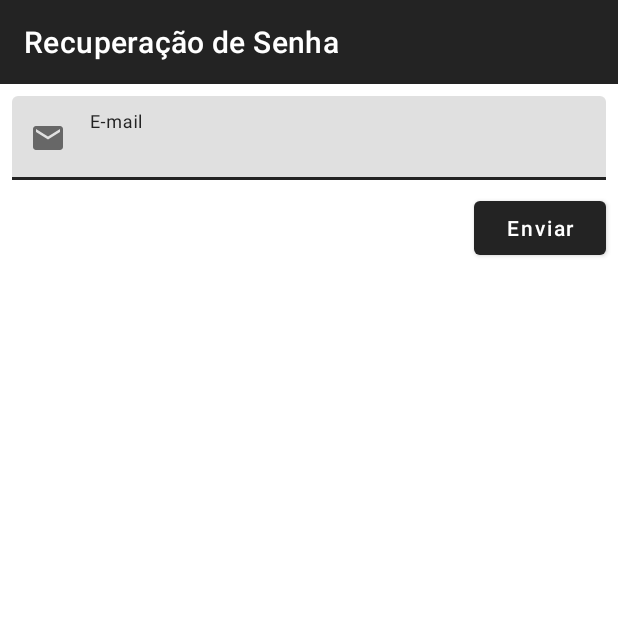
After one commit to nikolasluiz123/GuildsAdministratorRepository, an Android app: the ForgotPasswordActivity screen opened directly, with no data from a screen before it, on a phone screen of 412 x 824 dp, the top half of it. The commit adds this screen. Run offline under Robolectric (Android 15) with nearby library versions, the phone set to English and light mode, and no system bars.

Commit message:
feat: layout recuperar senha
Layout de recuperação de senha foi concluido

```diff
--- a/GuildAdministrator/app/src/main/AndroidManifest.xml
+++ b/GuildAdministrator/app/src/main/AndroidManifest.xml
@@ -9,7 +9,8 @@
         android:roundIcon="@mipmap/ic_launcher_round"
         android:supportsRtl="true"
         android:theme="@style/AppTheme">
-        <activity android:name=".TransporteFragment"></activity>
+        <activity android:name=".ForgotPasswordActivity"></activity>
+        <activity android:name=".TransporteFragment" />
         <activity android:name=".HomeActivity" />
         <activity android:name=".LoginActivity">
             <intent-filter>
--- /dev/null
+++ b/GuildAdministrator/app/src/main/java/br/com/guildadministrator/ForgotPasswordActivity.kt
@@ -0,0 +1,31 @@
+package br.com.guildadministrator
+
+import android.content.DialogInterface
+import android.os.Bundle
+import androidx.appcompat.app.AppCompatActivity
+import com.google.android.material.dialog.MaterialAlertDialogBuilder
+import kotlinx.android.synthetic.main.activity_forgot_password.*
+
+
+class ForgotPasswordActivity : AppCompatActivity() {
+
+    override fun onCreate(savedInstanceState: Bundle?) {
+        super.onCreate(savedInstanceState)
+        setContentView(R.layout.activity_forgot_password)
+
+        configureButtonSendCode()
+    }
+
+    private fun configureButtonSendCode() {
+        button_send_code_forgot_password_activity.setOnClickListener { onSendCode() }
+    }
+
+    private fun onSendCode() {
+        MaterialAlertDialogBuilder(this, R.style.confirmation_dialog_theme)
+            .setView(R.layout.dialog_send_code_forgot_password_verification)
+            .setNegativeButton(R.string.label_cancel_dialog_send_code_forgot_password_verification) { dialog, _ ->  dialog.dismiss()}
+            .setPositiveButton(R.string.label_verify_code_dialog_send_code_forgot_password_verification) { dialog, _ ->  dialog.dismiss()}
+            .show()
+    }
+
+}
--- /dev/null
+++ b/GuildAdministrator/app/src/main/res/layout/activity_forgot_password.xml
@@ -0,0 +1,64 @@
+<?xml version="1.0" encoding="utf-8"?>
+<androidx.constraintlayout.widget.ConstraintLayout xmlns:android="http://schemas.android.com/apk/res/android"
+    xmlns:app="http://schemas.android.com/apk/res-auto"
+    xmlns:tools="http://schemas.android.com/tools"
+    android:layout_width="match_parent"
+    android:layout_height="match_parent"
+    tools:context=".ForgotPasswordActivity">
+
+    <androidx.coordinatorlayout.widget.CoordinatorLayout
+        android:id="@+id/app_bar_container"
+        android:layout_width="match_parent"
+        android:layout_height="wrap_content"
+        app:layout_constraintEnd_toEndOf="parent"
+        app:layout_constraintStart_toStartOf="parent"
+        app:layout_constraintTop_toTopOf="parent">
+
+        <com.google.android.material.appbar.AppBarLayout
+            android:id="@+id/app_bar_layout"
+            android:layout_width="match_parent"
+            android:layout_height="wrap_content">
+
+            <com.google.android.material.appbar.MaterialToolbar
+                android:id="@+id/app_bar"
+                style="@style/Widget.MaterialComponents.Toolbar.Primary"
+                android:layout_width="match_parent"
+                android:layout_height="?attr/actionBarSize"
+                app:menu="@menu/app_bar_forgot_password_menu"
+                app:title="@string/forgot_password_app_bar_title" />
+
+        </com.google.android.material.appbar.AppBarLayout>
+
+    </androidx.coordinatorlayout.widget.CoordinatorLayout>
+
+    <com.google.android.material.textfield.TextInputLayout
+        android:id="@+id/layout_edit_text_code_dialog_send_code_forgot_password_verification"
+        android:layout_width="0dp"
+        android:layout_height="wrap_content"
+        android:layout_margin="8dp"
+        android:hint="@string/label_email_main_activity"
+        app:hintAnimationEnabled="true"
+        app:layout_constraintEnd_toEndOf="parent"
+        app:layout_constraintStart_toStartOf="parent"
+        app:layout_constraintTop_toBottomOf="@+id/app_bar_container"
+        app:startIconDrawable="@drawable/ic__email_white_24">
+
+        <com.google.android.material.textfield.TextInputEditText
+            android:id="@+id/email_edit_text_forgot_password_activity"
+            android:layout_width="match_parent"
+            android:layout_height="wrap_content"
+            android:inputType="textPassword" />
+
+    </com.google.android.material.textfield.TextInputLayout>
+
+    <Button
+        android:id="@+id/button_send_code_forgot_password_activity"
+        style="@style/principal_button"
+        android:layout_width="wrap_content"
+        android:layout_height="wrap_content"
+        android:layout_margin="8dp"
+        android:text="@string/label_send_code_dialog_send_code_forgot_password_verification"
+        app:layout_constraintTop_toBottomOf="@id/layout_edit_text_code_dialog_send_code_forgot_password_verification"
+        app:layout_constraintEnd_toEndOf="parent"/>
+
+</androidx.constraintlayout.widget.ConstraintLayout>
--- /dev/null
+++ b/GuildAdministrator/app/src/main/res/menu/app_bar_notification_menu.xml
@@ -0,0 +1,4 @@
+<?xml version="1.0" encoding="utf-8"?>
+<menu xmlns:android="http://schemas.android.com/apk/res/android">
+
+</menu>
--- a/GuildAdministrator/app/src/main/res/values/strings.xml
+++ b/GuildAdministrator/app/src/main/res/values/strings.xml
@@ -18,21 +18,28 @@
     <string name="login_app_bar_title">Login</string>
     <string name="transport_app_bar_title">Transporte</string>
     <string name="perfil_app_bar_title">Perfil</string>
+    <string name="forgot_password_app_bar_title">Recuperação de Senha</string>
 
     <string name="menu_nav_drawer_label_home">Home</string>
+    <string name="menu_nav_drawer_label_administration">Administração</string>
+    <string name="menu_nav_drawer_label_utilits">Utilitários</string>
+    <string name="menu_nav_drawer_label_customisations">Customizações</string>
+    <string name="menu_nav_drawer_label_events">Eventos</string>
+    <string name="menu_nav_drawer_label_notification">Notificações</string>
+
     <string name="menu_nav_drawer_label_title_profile">Perfil</string>
     <string name="menu_nav_drawer_label_title_transport">Transporte</string>
-    <string name="menu_nav_drawer_label_customisations">Customizações</string>
-    <string name="menu_nav_drawer_label_events">Eventos</string>
-
-    <string name="titulo_temporario_fragment_home">Home fragment</string>
     <string name="menu_nav_drawer_label_title_call_to_arms">Call to Arms</string>
-    <string name="menu_nav_drawer_label_administration">Administração</string>
     <string name="menu_nav_drawer_label_title_rate_week">Taxa Semanal</string>
     <string name="menu_nav_drawer_label_title_rate_collect">Taxa de Coleta</string>
     <string name="menu_nav_drawer_label_title_regear">Regear</string>
-    <string name="menu_nav_drawer_label_notification">Notificações</string>
-    <string name="menu_nav_drawer_label_utilits">Utilitários</string>
     <string name="menu_nav_drawer_label_title_collect_calculator">Calcular Taxa de Coleta</string>
     <string name="menu_nav_drawer_label_title_request_regear">Requisitar Regear</string>
+
+    <string name="title_dialog_send_code_forgot_password_verification">Digite o Código Recebido</string>
+    <string name="label_code_dialog_send_code_forgot_password_verification">Código Recebido</string>
+    <string name="label_verify_code_dialog_send_code_forgot_password_verification">Verificar</string>
+    <string name="label_cancel_dialog_send_code_forgot_password_verification">Cancelar</string>
+    <string name="label_send_code_dialog_send_code_forgot_password_verification">Enviar</string>
+
 </resources>
--- a/GuildAdministrator/app/src/main/res/values/styles.xml
+++ b/GuildAdministrator/app/src/main/res/values/styles.xml
@@ -27,4 +27,13 @@
         <item name="android:textColor">@color/text_color</item>
     </style>
 
+    <style name="title_text_view_style">
+        <item name="android:textColor">@color/colorPrimaryDark</item>
+        <item name="android:textStyle">bold</item>
+    </style>
+
+    <style name="confirmation_dialog_theme" parent="MaterialAlertDialog.MaterialComponents">
+        <item name="textAllCaps">false</item>
+    </style>
+
 </resources>
```
Also changed, not shown: GuildAdministrator/app/src/main/java/br/com/guildadministrator/LoginActivity.kt (+9 -0 lines), GuildAdministrator/app/src/main/res/layout/activity_login.xml (+11 -11 lines), GuildAdministrator/app/src/main/res/layout/dialog_send_code_forgot_password_verification.xml (added, +39 -0 lines), GuildAdministrator/app/src/main/res/menu/app_bar_forgot_password_menu.xml (renamed from GuildAdministrator/app/src/main/res/menu/top_app_bar_notification_menu.xml), GuildAdministrator/app/src/main/res/menu/app_bar_login_menu.xml (renamed from GuildAdministrator/app/src/main/res/menu/top_app_bar_login_menu.xml).
